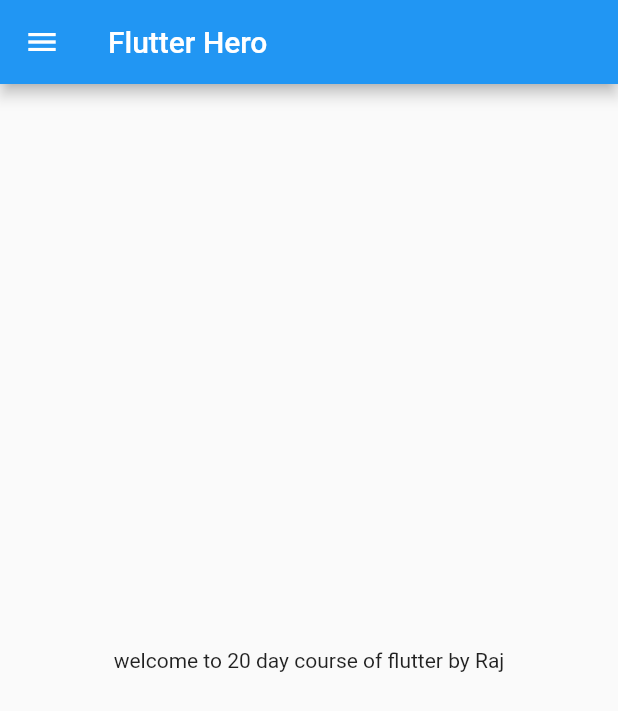
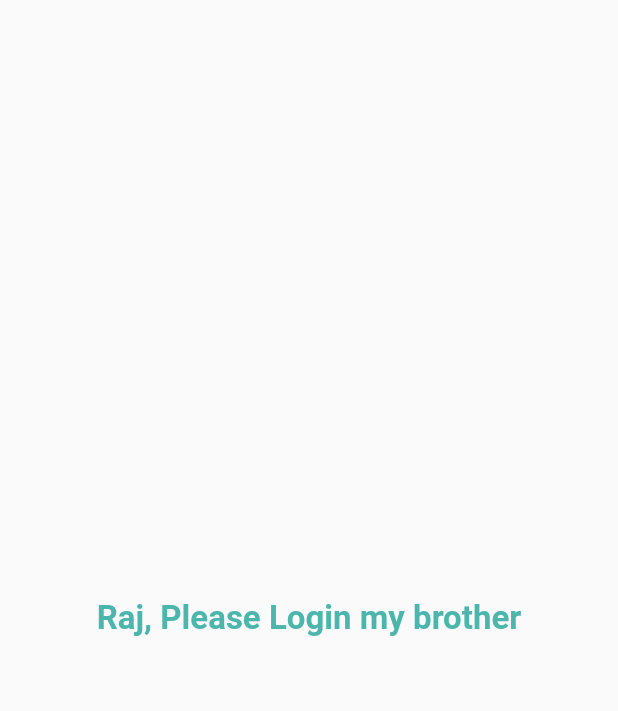
Before and after one commit to raazaw/flutter-inception, a Flutter app: the screen it shows after launch, on a phone screen of 412 x 824 dp. Shown: the top 711 px of the screen. Run offline on Flutter 3.47's test engine with Material 2 defaults, Android fonts, the phone set to English and light mode, and no system bars.

Commit message:
Text, routes and Themes

```diff
--- a/lib/main.dart
+++ b/lib/main.dart
@@ -1,6 +1,7 @@
 import 'package:flutter/material.dart';
+import 'package:flutter_first_app/screens/login_page.dart';
 
-import 'home_page.dart';
+import 'screens/home_page.dart';
 
 void main() {
   runApp(MyApp());
@@ -9,6 +10,15 @@ void main() {
 class MyApp extends StatelessWidget {
   @override
   Widget build(BuildContext context) {
-    return MaterialApp(home: SafeArea(child: HomePage()));
+    return MaterialApp(
+      themeMode: ThemeMode.light,
+      theme: ThemeData(primarySwatch: Colors.teal),
+      // initialRoute: "/home",
+      routes: {
+        "/": (context) => LoginPage(),
+        "/home": (context) => HomePage(),
+        "/login": (context) => LoginPage(),
+      },
+    );
   }
 }
--- a/lib/home_page.dart
+++ b/lib/screens/home_page.dart
@@ -11,13 +11,15 @@ class HomePage extends StatelessWidget {
       appBar: AppBar(
         title: Text("Flutter Hero"),
       ),
-      body: Center(
-        child: Container(
-          child: Text("welcome to $day day course of flutter by $name"),
+      body: SafeArea(
+        child: Center(
+          child: Container(
+            child: Text("welcome to $day day course of flutter by $name"),
+          ),
         ),
       ),
       drawer: Drawer(
-        child: Text("Hello $name"),
+        child: Center(child: Text("Hello $name")),
       ),
     );
   }
--- /dev/null
+++ b/lib/screens/login_page.dart
@@ -0,0 +1,22 @@
+import 'package:flutter/material.dart';
+
+class LoginPage extends StatelessWidget {
+  const LoginPage({Key? key}) : super(key: key);
+
+  @override
+  Widget build(BuildContext context) {
+    return Material(
+      child: Center(
+        child: Text(
+          """Raj, Please Login my brother""",
+          style: TextStyle(
+            color: Colors.teal.shade300,
+            fontSize: 22.0,
+            fontWeight: FontWeight.w600,
+          ),
+          // textScaleFactor: 2.0,
+        ),
+      ),
+    );
+  }
+}
```
